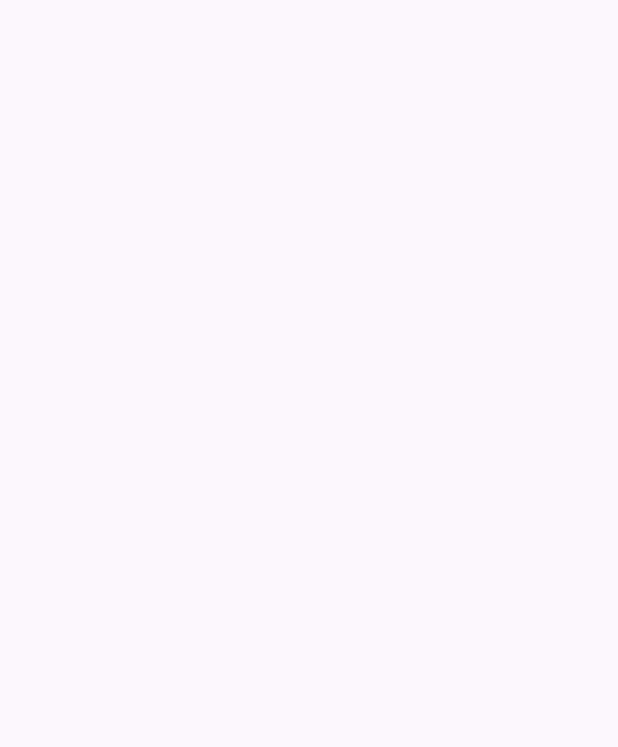
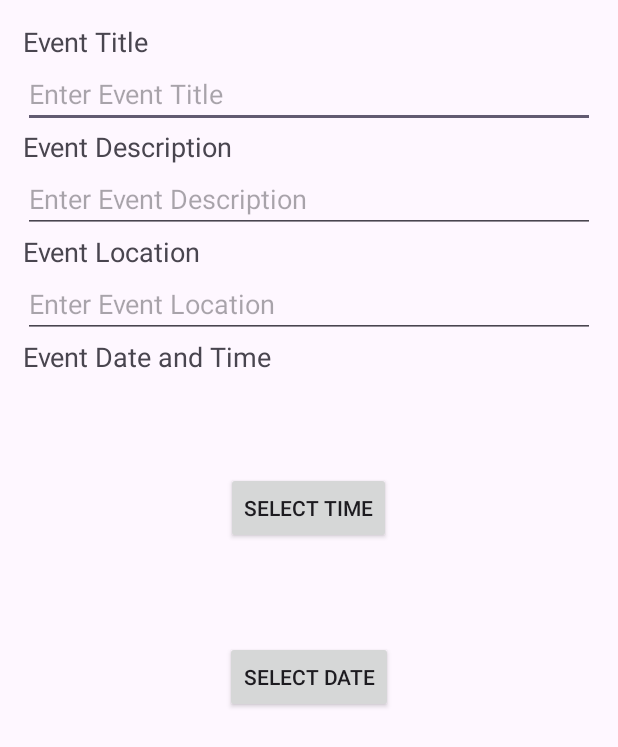
Before and after one commit to Lovepreet78/Event-Management-App, an Android app: the EventPostData screen opened directly, with no data from a screen before it, on a phone screen of 412 x 824 dp. Before the commit the part shown is empty. Shown: the top 747 px of the screen. Run offline under Robolectric (Android 15) with nearby library versions, the phone set to English and light mode, and no system bars; our stand-ins replace sdp/ssp sizes.

Commit message:
Date and time picker added for event posting, raw UI for posting

```diff
--- a/app/src/main/java/com/example/eventmanagement/authentication/LoginActivity.kt
+++ b/app/src/main/java/com/example/eventmanagement/authentication/LoginActivity.kt
@@ -1,10 +1,12 @@
 package com.example.eventmanagement.authentication
 
+import android.content.Intent
 import androidx.appcompat.app.AppCompatActivity
 import android.os.Bundle
 import android.widget.Toast
 
 import com.example.eventmanagement.databinding.ActivityLoginBinding
+import com.example.eventmanagement.eventactivities.EventPostData
 
 
 class LoginActivity : AppCompatActivity() {
@@ -25,8 +27,11 @@ class LoginActivity : AppCompatActivity() {
             }
 
             else{
-                Toast.makeText(this@LoginActivity, "Everything is Fine", Toast.LENGTH_SHORT).show()
+//                Toast.makeText(this@LoginActivity, "Everything is Fine", Toast.LENGTH_SHORT).show()
+                val intent = Intent(this@LoginActivity,EventPostData::class.java)
+                startActivity(intent)
             }
+
         }
     }
 }
--- a/app/src/main/java/com/example/eventmanagement/eventactivities/EventDisplayerActivity.kt
+++ b/app/src/main/java/com/example/eventmanagement/eventactivities/EventDisplayerActivity.kt
@@ -27,6 +27,7 @@ class EventDisplayerActivity : AppCompatActivity() {
         setContentView(binding.root)
 
         getEvents()
+
     }
     @OptIn(DelicateCoroutinesApi::class)
     private fun getEvents() {
--- a/app/src/main/java/com/example/eventmanagement/eventactivities/EventPostData.kt
+++ b/app/src/main/java/com/example/eventmanagement/eventactivities/EventPostData.kt
@@ -1,12 +1,51 @@
 package com.example.eventmanagement.eventactivities
 
+import android.app.DatePickerDialog
+import android.app.TimePickerDialog
 import androidx.appcompat.app.AppCompatActivity
 import android.os.Bundle
+import android.widget.DatePicker
+import android.widget.TimePicker
 import com.example.eventmanagement.R
+import com.example.eventmanagement.databinding.ActivityEventPostDataBinding
+import java.time.LocalDate
 
 class EventPostData : AppCompatActivity() {
+    lateinit var binding: ActivityEventPostDataBinding
     override fun onCreate(savedInstanceState: Bundle?) {
         super.onCreate(savedInstanceState)
-        setContentView(R.layout.activity_event_post_data)
+        binding = ActivityEventPostDataBinding.inflate(layoutInflater)
+        setContentView(binding.root)
+
+        binding.dateSelector.setOnClickListener {
+            openDialogDate()
+        }
+        binding.timeSelector.setOnClickListener {
+            openDialogTime()
+        }
+
+
+
     }
+
+    private fun openDialogTime() {
+        val dialogTime = TimePickerDialog(this,
+
+            { _, p1, p2 -> binding.timeShower.text = "$p1 : $p2" },12,0,true  )
+
+        dialogTime.show()
+    }
+
+    private fun openDialogDate() {
+        val currentDate = LocalDate.now()
+
+
+        val dialogDate = DatePickerDialog(this,
+            { _, p1, p2, p3 -> binding.dateShower.text = "$p1/$p2/$p3" }
+            ,currentDate.year,currentDate.monthValue,currentDate.dayOfMonth)
+        dialogDate.show()
+    }
+
+
+
 }
--- a/app/src/main/java/com/example/eventmanagement/eventmodel/Content.kt
+++ b/app/src/main/java/com/example/eventmanagement/eventmodel/EventDTO.kt
@@ -1,7 +1,7 @@
 package com.example.eventmanagement.eventmodel
 
-data class Content(
-    val ID: Int,
+data class EventDTO(
+    val ID: Long,
     val content: String,
     val endDay: String,
     val endTime: String,
--- a/app/src/main/java/com/example/eventmanagement/eventmodel/EventModel.kt
+++ b/app/src/main/java/com/example/eventmanagement/eventmodel/EventModel.kt
@@ -9,7 +9,7 @@ class EventModel(
 //    val startDay: String,
 //    val startTime: String,
 //    val title: String
-    val content: List<Content>,
+    val content: List<EventDTO>,
     val empty: Boolean,
     val first: Boolean,
     val last: Boolean,
--- a/app/src/main/java/com/example/eventmanagement/recyclerview/EventsRecyclerView.kt
+++ b/app/src/main/java/com/example/eventmanagement/recyclerview/EventsRecyclerView.kt
@@ -9,9 +9,9 @@ import android.widget.TextView
 import androidx.recyclerview.widget.RecyclerView
 import com.example.eventmanagement.eventactivities.EventDetail
 import com.example.eventmanagement.R
-import com.example.eventmanagement.eventmodel.Content
+import com.example.eventmanagement.eventmodel.EventDTO
 
-class EventsRecyclerView(private val events:List<Content>, private val context: Context): RecyclerView.Adapter<EventsRecyclerView.ViewHolder>() {
+class EventsRecyclerView(private val events:List<EventDTO>, private val context: Context): RecyclerView.Adapter<EventsRecyclerView.ViewHolder>() {
 
 
     override fun onCreateViewHolder(parent: ViewGroup, viewType: Int): ViewHolder {
--- a/app/src/main/java/com/example/eventmanagement/retrofit/EventsApi.kt
+++ b/app/src/main/java/com/example/eventmanagement/retrofit/EventsApi.kt
@@ -8,12 +8,9 @@ import retrofit2.http.GET
 import retrofit2.http.POST
 
 interface EventsApi {
-    @GET("events")
-    fun getEvents(): Call<EventModel>
-
     @POST("register")
     fun registerNewUser(@Body user: NewUser): Call<Void>
 
-
-
+    @GET("events")
+    fun getEvents(): Call<EventModel>
 }
--- a/app/src/main/res/layout/activity_event_post_data.xml
+++ b/app/src/main/res/layout/activity_event_post_data.xml
@@ -5,14 +5,113 @@
     android:layout_width="match_parent"
     android:layout_height="match_parent"
     android:orientation="vertical"
-    tools:context=".eventactivities.EventPostData">
-
-    <LinearLayout
-        android:layout_width="wrap_content"
-        android:layout_height="wrap_content"
-        android:orientation="vertical">
+    tools:context=".eventactivities.EventPostData"
+    android:padding="15dp"
+        >
+    <ScrollView
+        android:layout_width="match_parent"
+        android:layout_height="match_parent"
+        >
+        <LinearLayout
+            android:layout_width="match_parent"
+            android:layout_height="wrap_content"
+            android:orientation="vertical"
+            >
 
 
-    </LinearLayout>
+
+            <TextView
+                android:layout_width="wrap_content"
+                android:layout_height="wrap_content"
+                android:text="Event Title"
+                android:textSize="18sp"/>
+
+            <EditText
+                android:id="@+id/editTextTitle"
+                android:layout_width="match_parent"
+                android:layout_height="wrap_content"
+                android:hint="Enter Event Title"/>
+
+            <!-- Event Description -->
+            <TextView
+                android:layout_width="wrap_content"
+                android:layout_height="wrap_content"
+                android:text="Event Description"
+                android:textSize="18sp"/>
+
+            <EditText
+                android:id="@+id/editTextDescription"
+                android:layout_width="match_parent"
+                android:layout_height="wrap_content"
+                android:hint="Enter Event Description"
+                android:inputType="textMultiLine"/>
+
+            <!-- Event Location -->
+            <TextView
+                android:layout_width="wrap_content"
+                android:layout_height="wrap_content"
+                android:text="Event Location"
+                android:textSize="18sp"/>
+
+            <EditText
+                android:id="@+id/editTextLocation"
+                android:layout_width="match_parent"
+                android:layout_height="wrap_content"
+                android:hint="Enter Event Location"/>
+
+            <!-- Event Date and Time -->
+            <TextView
+                android:layout_width="wrap_content"
+                android:layout_height="wrap_content"
+                android:text="Event Date and Time"
+                android:textSize="18sp"/>
+
+            <TextView
+                android:layout_marginTop="@dimen/_15sdp"
+                android:layout_width="wrap_content"
+                android:layout_height="wrap_content"
+                android:id="@+id/timeShower"
+                android:textSize="@dimen/_15sdp"
+                android:layout_gravity="center_horizontal"/>
+            <androidx.appcompat.widget.AppCompatButton
+                android:layout_marginTop="@dimen/_15sdp"
+                android:layout_width="wrap_content"
+                android:layout_height="wrap_content"
+                android:text="Select Time"
+                android:id="@+id/timeSelector"
+                android:layout_gravity="center_horizontal"/>
+            <TextView
+                android:layout_marginTop="@dimen/_15sdp"
+                android:layout_width="wrap_content"
+                android:layout_height="wrap_content"
+                android:id="@+id/dateShower"
+                android:textSize="@dimen/_15sdp"
+                android:layout_gravity="center_horizontal"
+                />
+            <androidx.appcompat.widget.AppCompatButton
+                android:layout_marginTop="@dimen/_15sdp"
+                android:layout_width="wrap_content"
+                android:layout_height="wrap_content"
+                android:text="Select Date"
+                android:id="@+id/dateSelector"
+                android:layout_gravity="center_horizontal"
+
+                />
+
+
+<!--            <TimePicker-->
+<!--                android:layout_marginTop="10dp"-->
+<!--                android:id="@+id/timePicker"-->
+<!--                android:layout_width="wrap_content"-->
+<!--                android:layout_height="wrap_content"/>-->
+<!--            <DatePicker-->
+<!--                android:layout_width="wrap_content"-->
+<!--                android:layout_height="wrap_content"-->
+<!--                android:layout_marginTop="10dp"-->
+<!--                android:id="@+id/datePicker"/>-->
+        </LinearLayout>
+
+    </ScrollView>
+
 
 </LinearLayout>
--- a/app/src/main/res/values-night/themes.xml
+++ b/app/src/main/res/values-night/themes.xml
@@ -4,4 +4,14 @@
         <!-- Customize your dark theme here. -->
         <!-- <item name="colorPrimary">@color/my_dark_primary</item> -->
     </style>
+    <style name="MyDarkTheme" parent="Theme.Material3.Dark.NoActionBar">
+
+        <item name="colorPrimary">@color/my_dark_primary</item>
+        <item name="colorPrimaryDark">@color/my_dark_primaryDark</item>
+        <item name="colorSecondary">@color/my_dark_secondary</item>
+        <item name="android:windowBackground">@color/my_dark_secondary</item>
+        <item name="android:textColor">@color/white</item>
+        <item name="android:textColorHint">@color/white</item>
+
+    </style>
 </resources>
--- a/app/src/main/res/values/colors.xml
+++ b/app/src/main/res/values/colors.xml
@@ -4,4 +4,9 @@
     <color name="white">#FFFFFFFF</color>
     <color name="textColor">#FFFFFF</color>
     <color name="homeTextBg">#4083CC</color>
+    <color name="my_dark_primary">#BB86FC</color>
+    <color name="my_dark_secondary">#03DAC5</color>
+    <color name="my_dark_primaryDark">#121212</color>
+    <color name="my_dark_grey">#545454</color>
+
 </resources>
```
